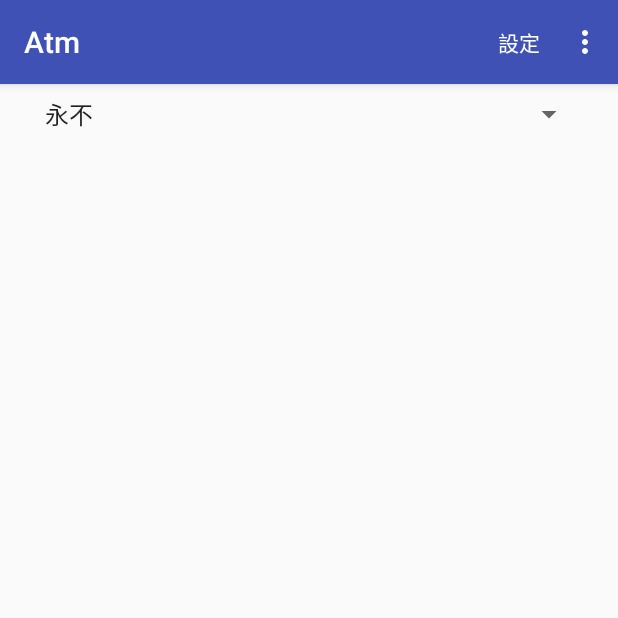
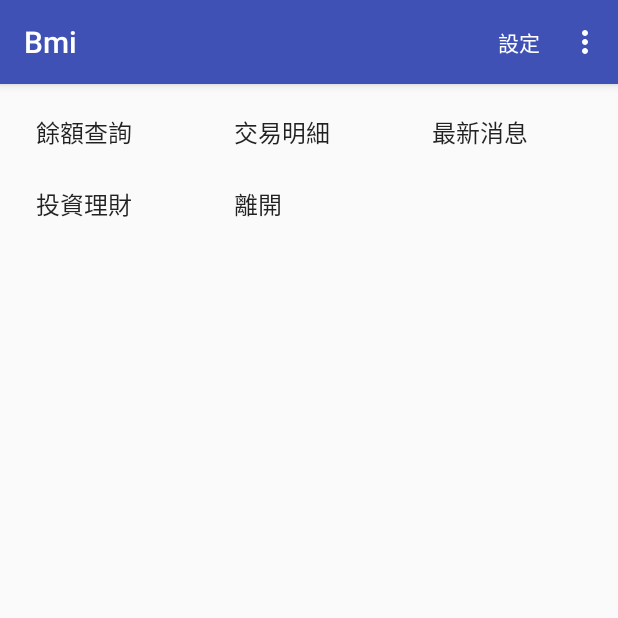
Before and after one commit to android81/Atm, an Android app: the MainActivity screen opened directly, with no data from a screen before it, on a phone screen of 412 x 824 dp, the top half of it. Run offline under Robolectric (Android 15) with nearby library versions, the phone set to English and light mode, and no system bars.

Commit message:
使用GridView

```diff
--- a/app/src/main/java/com/tom/atm/MainActivity.java
+++ b/app/src/main/java/com/tom/atm/MainActivity.java
@@ -9,18 +9,27 @@ import android.view.MenuItem;
 import android.view.View;
 import android.widget.AdapterView;
 import android.widget.ArrayAdapter;
+import android.widget.GridView;
 import android.widget.ListView;
 import android.widget.Spinner;
 import android.widget.Toast;
 
-public class MainActivity extends AppCompatActivity {
+public class MainActivity extends AppCompatActivity implements AdapterView.OnItemClickListener {
     public static final int RC_LOGIN = 1;
     boolean logon = false;
     String[] func = {"餘額查詢", "交易明細", "最新消息", "投資理財", "離開"};
+
     @Override
     protected void onCreate(Bundle savedInstanceState) {
         super.onCreate(savedInstanceState);
         setContentView(R.layout.activity_main);
+        //使用GridView
+        GridView grid = findViewById(R.id.grid);
+        ArrayAdapter gAdapter =
+                new ArrayAdapter(this, android.R.layout.simple_list_item_1, func);
+        grid.setAdapter(gAdapter);
+        grid.setOnItemClickListener(this);
+
         //使用Spinner
         Spinner notify = findViewById(R.id.spinner);
         final ArrayAdapter nAdapter = ArrayAdapter.createFromResource(
@@ -47,7 +56,7 @@ public class MainActivity extends AppCompatActivity {
         list.setAdapter(adapter);
         //測試TestActivity
 //        startActivity(new Intent(this, TestActivity.class));
-        if (!logon){ //如未登入, 則開啟LoginActivity
+        if (!logon) { //如未登入, 則開啟LoginActivity
             Intent intent = new Intent(this, LoginActivity.class);
 //            startActivity(intent);
             startActivityForResult(intent, RC_LOGIN);
@@ -63,7 +72,7 @@ public class MainActivity extends AppCompatActivity {
     @Override
     public boolean onOptionsItemSelected(MenuItem item) {
         int id = item.getItemId();
-        if (id == R.id.action_setting){
+        if (id == R.id.action_setting) {
             return true;
         }
         return super.onOptionsItemSelected(item);
@@ -73,14 +82,32 @@ public class MainActivity extends AppCompatActivity {
     @Override
     protected void onActivityResult(int requestCode, int resultCode, Intent data) {
         super.onActivityResult(requestCode, resultCode, data);
-        if (requestCode == RC_LOGIN){
-            if (resultCode == RESULT_OK){
+        if (requestCode == RC_LOGIN) {
+            if (resultCode == RESULT_OK) {
                 String uid = data.getStringExtra("LOGIN_USERID");
                 String pw = data.getStringExtra("LOGIN_PASSWD");
                 Log.d("RESULT", uid + "/" + pw);
-            }else{
+            } else {
                 finish();
             }
         }
     }
+
+    @Override
+    public void onItemClick(AdapterView<?> parent, View view, int position, long id) {
+        switch (position) {
+            case 0:
+                break;
+            case 1:
+                break;
+            case 2:
+                break;
+            case 3:
+                break;
+            case 4:
+                finish();
+                break;
+        }
+
+    }
 }
--- a/app/src/main/res/layout/activity_main.xml
+++ b/app/src/main/res/layout/activity_main.xml
@@ -27,6 +27,21 @@
         android:layout_marginEnd="8dp"
         android:layout_marginStart="8dp"
         android:layout_marginTop="8dp"
+        android:visibility="gone"
+        app:layout_constraintEnd_toEndOf="parent"
+        app:layout_constraintStart_toStartOf="parent"
+        app:layout_constraintTop_toTopOf="parent" />
+
+    <GridView
+        android:id="@+id/grid"
+        android:layout_width="0dp"
+        android:layout_height="0dp"
+        android:layout_marginBottom="8dp"
+        android:layout_marginEnd="8dp"
+        android:layout_marginStart="8dp"
+        android:layout_marginTop="8dp"
+        android:numColumns="3"
+        app:layout_constraintBottom_toBottomOf="parent"
         app:layout_constraintEnd_toEndOf="parent"
         app:layout_constraintStart_toStartOf="parent"
         app:layout_constraintTop_toTopOf="parent" />
--- a/app/src/main/res/values/strings.xml
+++ b/app/src/main/res/values/strings.xml
@@ -1,4 +1,4 @@
 <resources>
-    <string name="app_name">Atm</string>
+    <string name="app_name">Bmi</string>
     <string name="title_activity_test">TestActivity</string>
 </resources>
```
